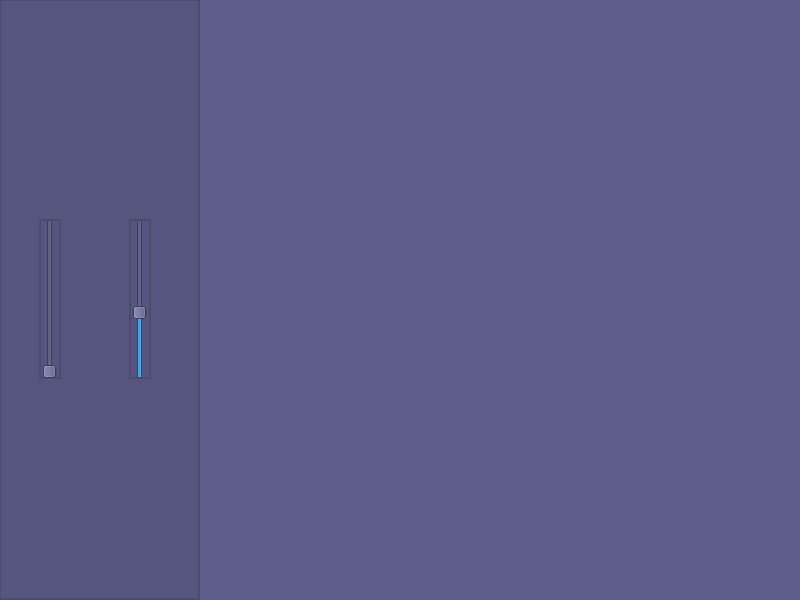
The window that projectSelection.ui (SoddenFilly/Project-Managment-Portfolio-Tool) describes before a commit, drawn with Qt 5.
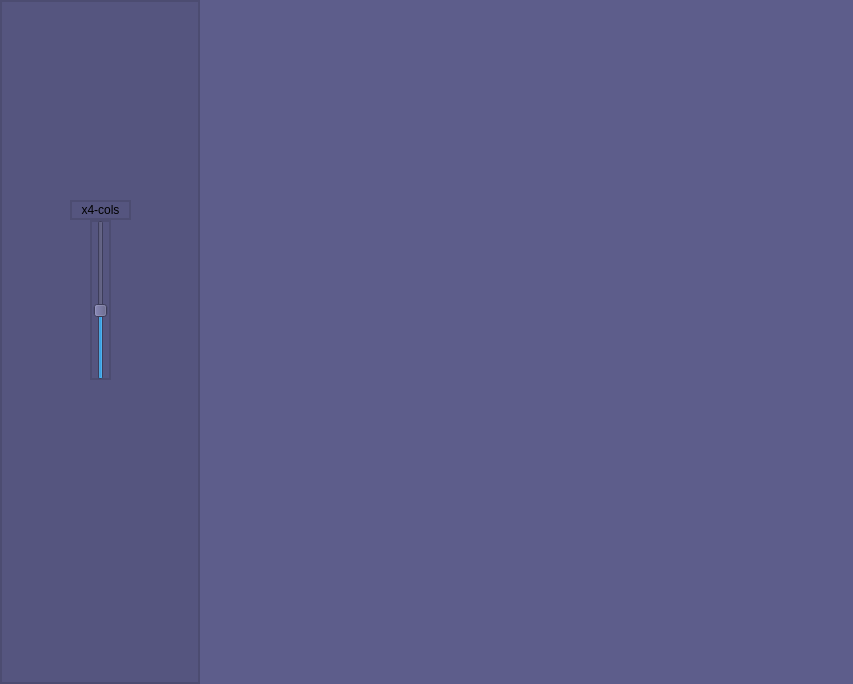
The same window after the commit.

Commit message: 15/03/2022 - code cleanup and added resize feature

The edit to the form file:
```diff
--- a/projectSelection.ui
+++ b/projectSelection.ui
@@ -6,88 +6,138 @@
    <rect>
     <x>0</x>
     <y>0</y>
+    <width>853</width>
+    <height>684</height>
+   </rect>
+  </property>
+  <property name="minimumSize">
+   <size>
     <width>800</width>
     <height>600</height>
-   </rect>
+   </size>
   </property>
   <property name="windowTitle">
    <string>MainWindow</string>
   </property>
   <widget class="QWidget" name="centralwidget">
+   <layout class="QGridLayout" name="gridLayout">
+    <property name="leftMargin">
+     <number>0</number>
+    </property>
+    <property name="topMargin">
+     <number>0</number>
+    </property>
+    <property name="rightMargin">
+     <number>0</number>
+    </property>
+    <property name="bottomMargin">
+     <number>0</number>
+    </property>
+    <property name="spacing">
+     <number>0</number>
+    </property>
+    <item row="0" column="2">
+     <widget class="QWidget" name="thumbnailBackGround" native="true">
+      <property name="styleSheet">
+       <string notr="true">background-color: rgb(93, 93, 139);</string>
+      </property>
+      <layout class="QVBoxLayout" name="verticalLayout">
+       <property name="leftMargin">
+        <number>20</number>
+       </property>
+       <property name="topMargin">
+        <number>20</number>
+       </property>
+       <property name="rightMargin">
+        <number>20</number>
+       </property>
+       <property name="bottomMargin">
+        <number>20</number>
+       </property>
+       <item>
+        <widget class="QWidget" name="thumbnailLayout_container" native="true"/>
+       </item>
+      </layout>
+     </widget>
+    </item>
+    <item row="0" column="0">
+     <spacer name="horizontalSpacer">
+      <property name="orientation">
+       <enum>Qt::Horizontal</enum>
+      </property>
+      <property name="sizeType">
+       <enum>QSizePolicy::Fixed</enum>
+      </property>
+      <property name="sizeHint" stdset="0">
+       <size>
+        <width>0</width>
+        <height>0</height>
+       </size>
+      </property>
+     </spacer>
+    </item>
+    <item row="0" column="1">
    <widget class="QWidget" name="SideBar" native="true">
-    <property name="geometry">
-     <rect>
-      <x>-1</x>
-      <y>-1</y>
-      <width>201</width>
-      <height>601</height>
-     </rect>
+      <property name="sizePolicy">
+       <sizepolicy hsizetype="Maximum" vsizetype="Preferred">
+        <horstretch>0</horstretch>
+        <verstretch>0</verstretch>
+       </sizepolicy>
+      </property>
+      <property name="minimumSize">
+       <size>
+        <width>200</width>
+        <height>0</height>
+       </size>
     </property>
     <property name="styleSheet">
      <string notr="true">background-color: rgb(85, 85, 127);
 border: 1.5px solid rgb(76, 76, 113);</string>
     </property>
-    <widget class="QSlider" name="blurSlider">
-     <property name="geometry">
-      <rect>
-       <x>40</x>
-       <y>220</y>
-       <width>22</width>
-       <height>160</height>
-      </rect>
-     </property>
-     <property name="maximum">
-      <number>100</number>
-     </property>
-     <property name="orientation">
-      <enum>Qt::Vertical</enum>
-     </property>
-    </widget>
     <widget class="QSlider" name="scaleSlider">
      <property name="geometry">
       <rect>
-       <x>130</x>
+         <x>90</x>
        <y>220</y>
-       <width>22</width>
+         <width>21</width>
        <height>160</height>
       </rect>
      </property>
+       <property name="minimum">
+        <number>1</number>
+       </property>
      <property name="maximum">
-      <number>100</number>
+        <number>8</number>
+       </property>
+       <property name="singleStep">
+        <number>1</number>
      </property>
      <property name="value">
-      <number>41</number>
+        <number>4</number>
      </property>
      <property name="orientation">
       <enum>Qt::Vertical</enum>
      </property>
     </widget>
-   </widget>
-   <widget class="QWidget" name="backGround" native="true">
+      <widget class="QLabel" name="scaleSlider_label">
     <property name="geometry">
      <rect>
-      <x>-1</x>
-      <y>-1</y>
-      <width>801</width>
-      <height>601</height>
-     </rect>
-    </property>
-    <property name="styleSheet">
-     <string notr="true">background-color: rgb(93, 93, 139);</string>
-    </property>
-    <widget class="QWidget" name="thumbnailLayout_container" native="true">
-     <property name="geometry">
-      <rect>
-       <x>229</x>
-       <y>29</y>
-       <width>561</width>
-       <height>541</height>
-      </rect>
+         <x>70</x>
+         <y>200</y>
+         <width>61</width>
+         <height>20</height>
+        </rect>
+       </property>
+       <property name="text">
+        <string>x4-cols</string>
+       </property>
+       <property name="alignment">
+        <set>Qt::AlignCenter</set>
      </property>
     </widget>
    </widget>
-   <zorder>backGround</zorder>
-   <zorder>SideBar</zorder>
+    </item>
+   </layout>
   </widget>
  </widget>
  <resources/>
```
Lines whose indentation alone changed are shown as unchanged. The commit also changes 1 other file.
